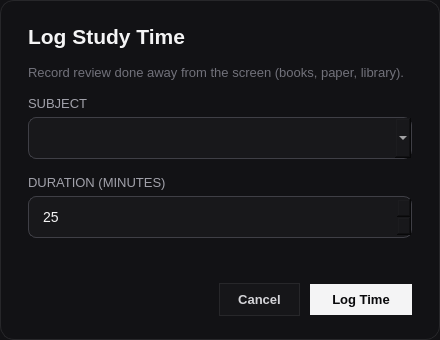
This is src/study_station/ui/designer/manual_log_dialog.ui in Maaloul-Khalil-M/StudyStationKiosk as Qt 5 draws it before an edit. The edited form follows.
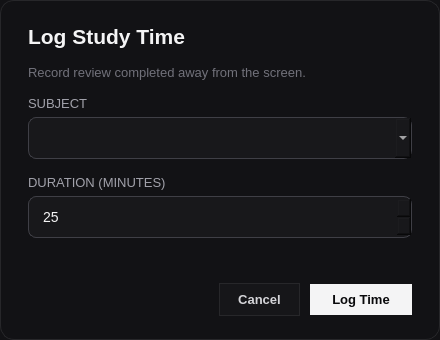
This is the edited form.

Diff of the .ui file:
```diff
--- a/src/study_station/ui/designer/manual_log_dialog.ui
+++ b/src/study_station/ui/designer/manual_log_dialog.ui
@@ -81,7 +81,7 @@
       <string notr="true">color: #71717A;</string>
      </property>
      <property name="text">
-      <string>Record review done away from the screen (books, paper, library).</string>
+      <string>Record review completed away from the screen.</string>
      </property>
      <property name="wordWrap">
       <bool>true</bool>
```
